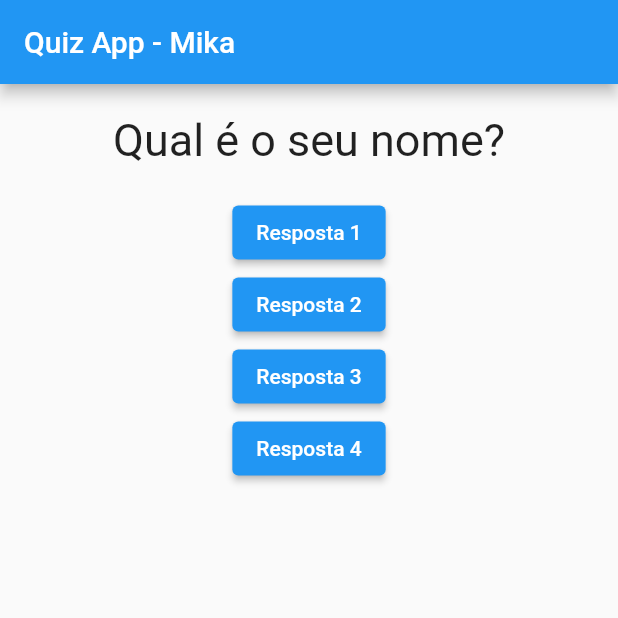
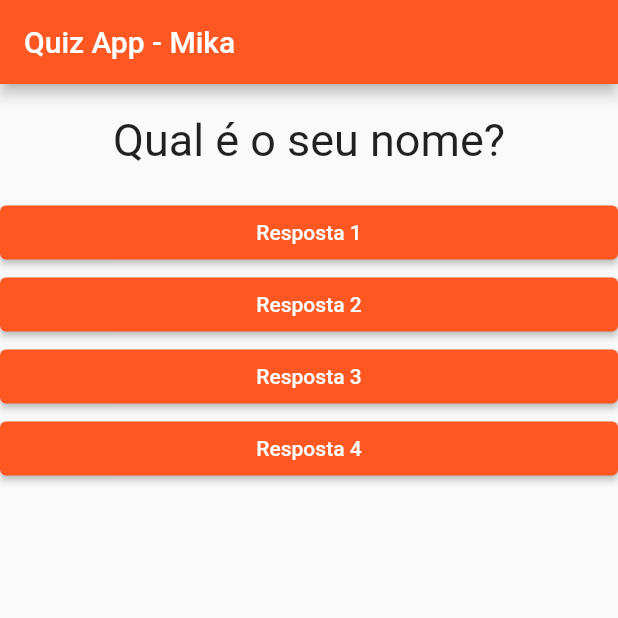
Before and after one commit to mikaellecosta/flutter-estudo, a Flutter app: the screen it shows after launch, on a phone screen of 412 x 824 dp, the top half of it. Run offline on Flutter 3.47's test engine with Material 2 defaults, Android fonts, the phone set to English and light mode, and no system bars.

Commit message:
callback resposta + modularização de dados em arquivos

```diff
--- a/lib/main.dart
+++ b/lib/main.dart
@@ -1,5 +1,6 @@
 import 'package:flutter/material.dart';
 import './questao.dart';
+import './resposta.dart';
 
 main() {
   runApp(PerguntaApp());
@@ -21,38 +22,27 @@ class _PerguntaAppState extends State<PerguntaApp> {
       'Qual sua idade?',
     ];
 
+    final ThemeData tema = ThemeData(
+      brightness: Brightness.light,
+    );
+
     return MaterialApp(
+        theme: tema.copyWith(
+          colorScheme: tema.colorScheme.copyWith(
+              primary: Colors.deepOrange, secondary: Colors.deepPurple),
+        ),
         home: Scaffold(
-      appBar: AppBar(
-        title: const Text("Quiz App - Mika"),
-      ),
-      body: Column(children: <Widget>[
-        Questao(perguntas[_perguntaSelecionada]),
-
-        ElevatedButton(
-          child: Text('Resposta 1'),
-          onPressed: _responder,
-        ),
-
-        ElevatedButton(
-          child: Text('Resposta 2'),
-          onPressed: _responder,
-        ),
-
-        ElevatedButton(
-          child: Text('Resposta 3'),
-          onPressed: _responder,
-        ),
-
-        ElevatedButton(
-          child: Text('Resposta 4'),
-          onPressed: _responder,
-        ),
-
-      ]
-      ),
-    )
-    );
+          appBar: AppBar(
+            title: const Text("Quiz App - Mika"),
+          ),
+          body: Column(children: <Widget>[
+            Questao(perguntas[_perguntaSelecionada]),
+            Resposta('Resposta 1', _responder),
+            Resposta('Resposta 2', _responder),
+            Resposta('Resposta 3', _responder),
+            Resposta('Resposta 4', _responder),
+          ]),
+        ));
   }
 }
 
--- /dev/null
+++ b/lib/resposta.dart
@@ -0,0 +1,21 @@
+import 'package:flutter/material.dart';
+import './questao.dart';
+
+class Resposta extends StatelessWidget {
+
+  final String texto; //recebe um texto
+  final void Function() quandoSelecionado;
+
+  Resposta(this.texto, this.quandoSelecionado); //construtor para texto
+
+  @override
+  Widget build(BuildContext context) {
+   return Container(
+    width: double.infinity,
+     child: ElevatedButton(
+      child: Text(texto),
+      onPressed: quandoSelecionado,
+   ),
+   );
+  }
+}
```
Also changed, not shown: lib/questao.dart (line endings or trailing spaces), 1 other file.
